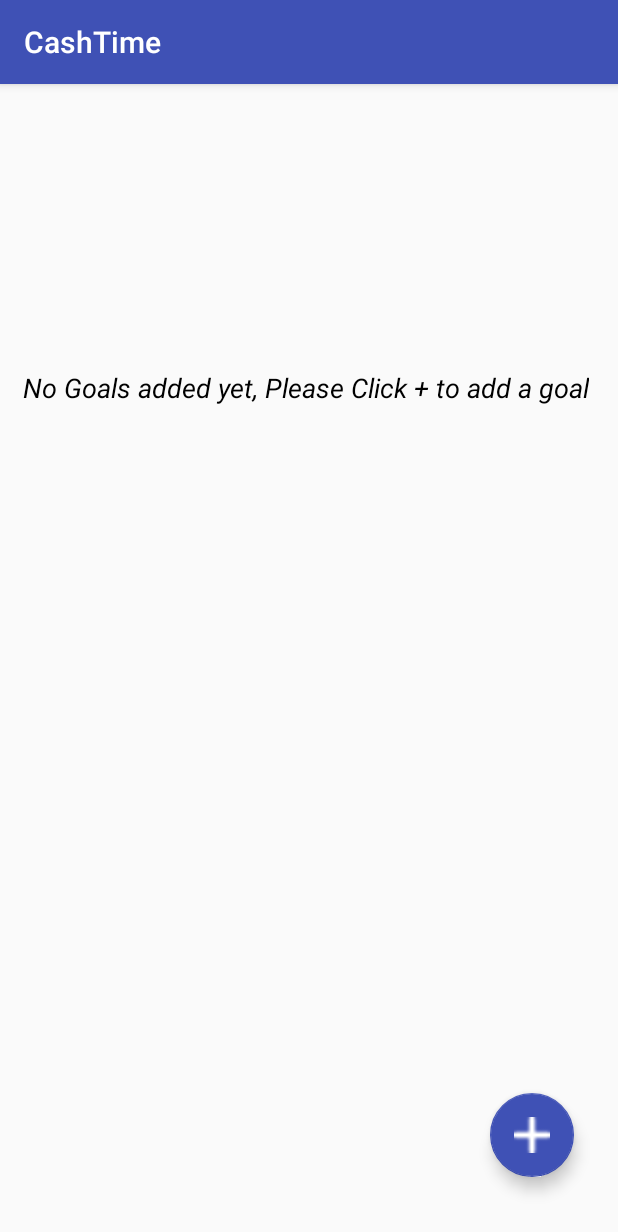
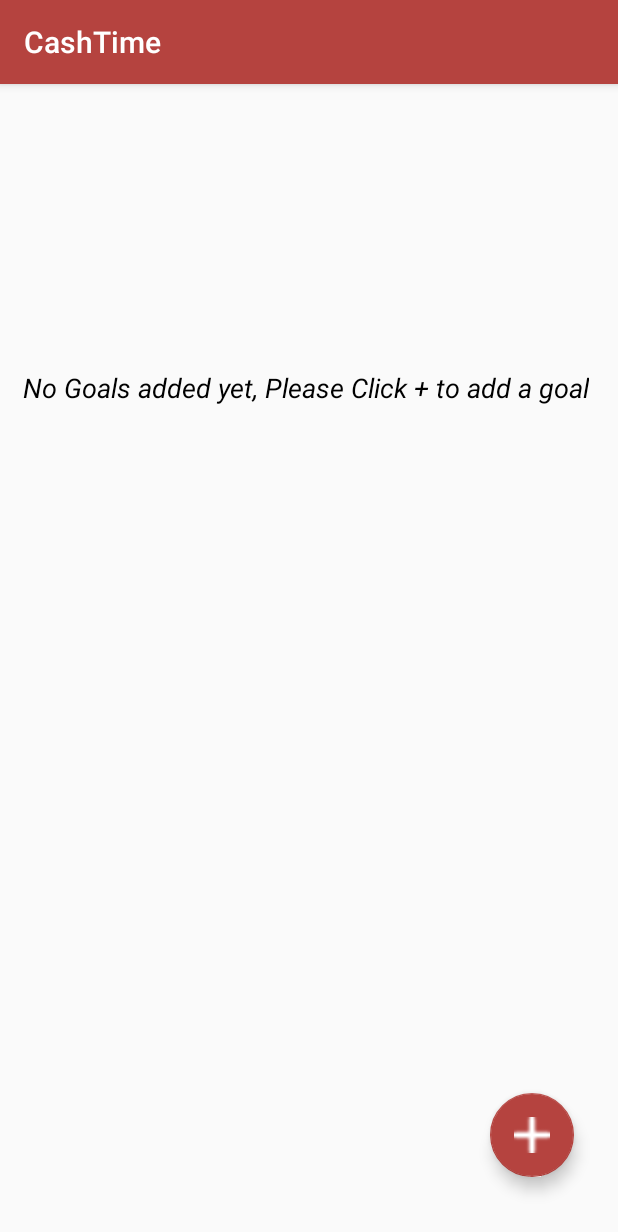
Before and after one commit to datalabuganda/CashTime, an Android app: the GoalActivity screen opened directly, with no data from a screen before it, on a phone screen of 412 x 824 dp. Shown: the top 1232 px of the screen. Run offline under Robolectric (Android 15) with nearby library versions, the phone set to English and light mode, and no system bars.

Commit message:
changed the color of the toolbar

```diff
--- a/app/src/main/res/values/colors.xml
+++ b/app/src/main/res/values/colors.xml
@@ -1,6 +1,6 @@
 <?xml version="1.0" encoding="utf-8"?>
 <resources>
-    <color name="colorPrimary">#3F51B5</color>
+    <color name="colorPrimary">#b5433f</color>
     <color name="colorPrimaryDark">#303F9F</color>
     <color name="colorAccent">#FF4081</color>
 </resources>
```
Also changed, not shown: app/src/main/java/com/cashtime/helper/GoalCrud.java (added, +8 -0 lines).
